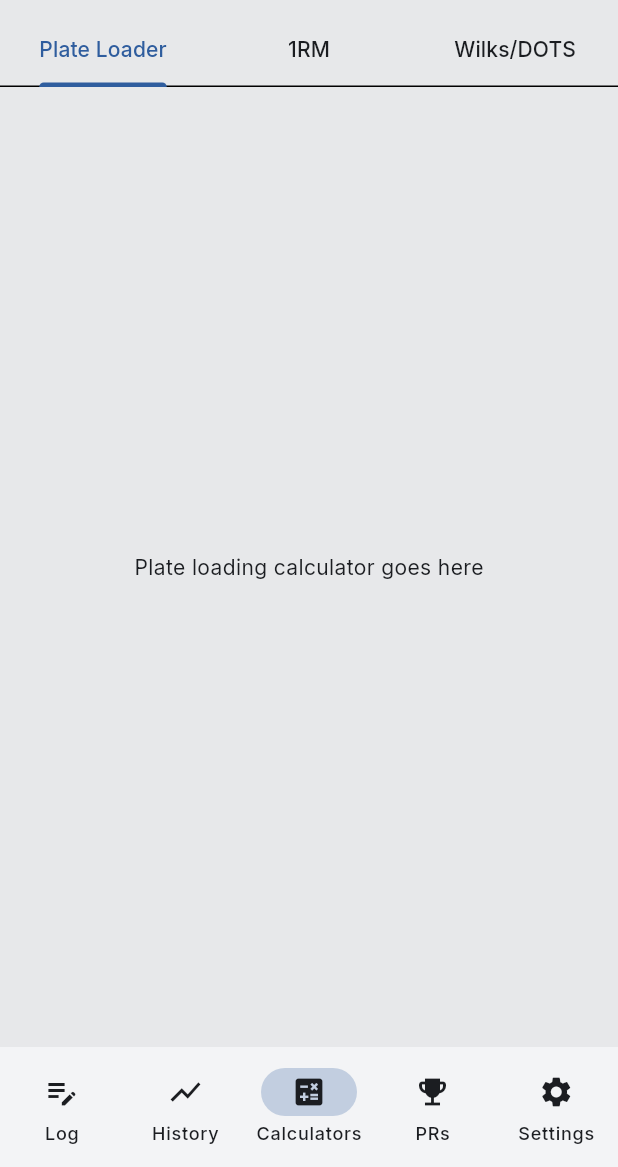
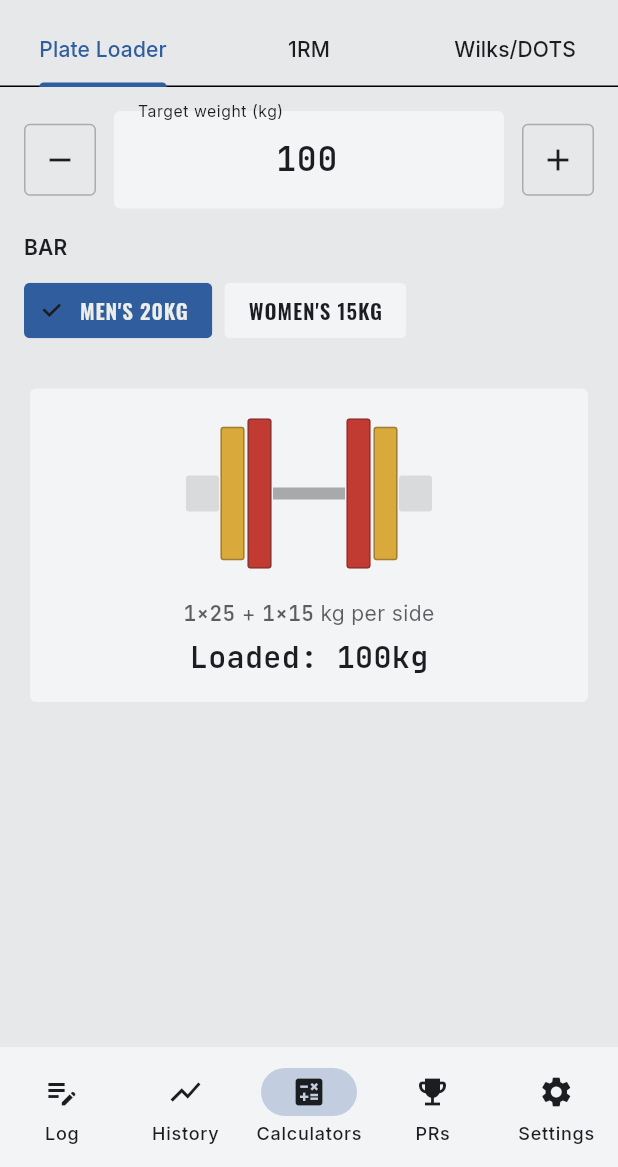
Before and after one commit to LoSSpyrou/powerlifting-tracker, a Flutter app: the screen it shows after launch, item 3 of the bottom bar chosen, on a phone screen of 412 x 824 dp, the part 69-1236 px from its top. Run offline on Flutter 3.47's test engine with Material 3 defaults, Android fonts, the phone set to English and light mode, and no system bars; our stand-ins replace drift, drift_flutter, fl_chart, flutter_riverpod, google_fonts; accounts and stored records are empty; generated files the repository leaves out were written again.

Commit message:
feat: build out Calculators screen with plate loader, 1RM, and Wilks/DOTS tabs
Replaces the three placeholder tabs with working UI on top of the new
calculation logic:
- Plate Loader draws a literal front-on barbell (heaviest plates
  innermost against the collar, real relative plate diameters,
  mirrored sides), with a stepper that snaps to loadable 2.5kg
  increments, horizontal scrolling for heavy loads that need more
  plates than fit on screen, and a sanity cap at 715kg (beyond any
  lift on record) enforced both in the input and the step buttons.
- 1RM reuses RpeSelector (now with a minRpe floor so it only offers
  RPE values the chart actually supports) and rounds the estimate to
  the nearest loadable weight instead of a raw float.
- Wilks/DOTS shows both scores side by side, DOTS emphasized as the
  current federation standard.

All three tabs keep their state alive across tab switches via
AutomaticKeepAliveClientMixin, since TabBarView disposes off-screen
tabs by default.

Co-Authored-By: Claude Sonnet 5 <noreply@anthropic.com>

```diff
--- a/lib/features/calculators/calculators_screen.dart
+++ b/lib/features/calculators/calculators_screen.dart
@@ -1,4 +1,8 @@
 import 'package:flutter/material.dart';
+
+import 'widgets/one_rep_max_tab.dart';
+import 'widgets/plate_loader_tab.dart';
+import 'widgets/wilks_dots_tab.dart';
 
 class CalculatorsScreen extends StatelessWidget {
   const CalculatorsScreen({super.key});
@@ -19,11 +23,7 @@ class CalculatorsScreen extends StatelessWidget {
           ),
         ),
         body: const TabBarView(
-          children: [
-            Center(child: Text('Plate loading calculator goes here')),
-            Center(child: Text('1RM estimator goes here')),
-            Center(child: Text('Wilks/DOTS calculator goes here')),
-          ],
+          children: [PlateLoaderTab(), OneRepMaxTab(), WilksDotsTab()],
         ),
       ),
     );
--- /dev/null
+++ b/lib/features/calculators/widgets/plate_bar_visual.dart
@@ -0,0 +1,106 @@
+import 'package:flutter/material.dart';
+
+import '../../../shared/theme/app_colors.dart';
+
+/// Draws a loaded barbell, front-on: sleeve, plates heaviest-innermost
+/// (the way they're actually loaded against the collar), a stretch of
+/// exposed knurled bar, then the mirrored plates and sleeve on the other
+/// side. Plate colors follow the same IPF ramp used for RPE; plate height
+/// follows real competition-plate diameters, so 25kg and 20kg plates are
+/// drawn the same height -- on a real platform they *are* the same
+/// diameter, distinguished only by color and thickness.
+class PlateBarVisual extends StatelessWidget {
+  const PlateBarVisual({super.key, required this.perSidePlates});
+
+  final List<double> perSidePlates;
+
+  // Keyed by kg*100 (rounded) -- `double` can't be a const map key, since
+  // it overrides `==`.
+  static const _heights = {
+    2500: 100.0,
+    2000: 100.0,
+    1500: 89.0,
+    1000: 72.0,
+    500: 50.0,
+    250: 43.0,
+    125: 38.0,
+  };
+
+  static const _colors = {
+    2500: AppColors.plateRed,
+    2000: AppColors.plateBlue,
+    1500: AppColors.plateYellow,
+    1000: AppColors.plateGreen,
+    500: AppColors.plateWhite,
+  };
+
+  static int _key(double kg) => (kg * 100).round();
+
+  @override
+  Widget build(BuildContext context) {
+    final theme = Theme.of(context);
+    final onSurface = theme.colorScheme.onSurface;
+    final outward = perSidePlates.reversed.toList();
+
+    Widget plate(double kg) {
+      final isSmallPlate = kg < 5;
+      return Padding(
+        padding: const EdgeInsets.symmetric(horizontal: 1),
+        child: Container(
+          width: isSmallPlate ? 10 : 16,
+          height: _heights[_key(kg)] ?? 50,
+          decoration: BoxDecoration(
+            color: _colors[_key(kg)] ?? theme.colorScheme.surface,
+            borderRadius: BorderRadius.circular(2),
+            border: Border.all(color: onSurface.withValues(alpha: 0.3)),
+          ),
+        ),
+      );
+    }
+
+    Widget sleeve() => Container(
+      width: 22,
+      height: 24,
+      decoration: BoxDecoration(
+        color: onSurface.withValues(alpha: 0.12),
+        borderRadius: BorderRadius.circular(2),
+      ),
+    );
+
+    Widget bar() => Container(
+      width: 48,
+      height: 8,
+      color: onSurface.withValues(alpha: 0.35),
+    );
+
+    final row = Row(
+      mainAxisSize: MainAxisSize.min,
+      crossAxisAlignment: CrossAxisAlignment.center,
+      children: [
+        sleeve(),
+        for (final kg in outward) plate(kg),
+        bar(),
+        for (final kg in perSidePlates) plate(kg),
+        sleeve(),
+      ],
+    );
+
+    // A heavy total can need more plates than fit in the available width --
+    // scroll horizontally instead of overflowing, but still center the bar
+    // when it's narrow enough to fit without scrolling.
+    return SizedBox(
+      height: 108,
+      child: LayoutBuilder(
+        builder: (context, constraints) {
+          return SingleChildScrollView(
+            scrollDirection: Axis.horizontal,
+            child: ConstrainedBox(
+              constraints: BoxConstraints(minWidth: constraints.maxWidth),
+              child: Center(child: row),
+            ),
+          );
+        },
+      ),
+    );
+  }
+}
--- /dev/null
+++ b/lib/features/calculators/widgets/plate_loader_tab.dart
@@ -0,0 +1,251 @@
+import 'package:flutter/material.dart';
+import 'package:flutter/services.dart';
+import 'package:google_fonts/google_fonts.dart';
+
+import '../../../shared/models/format_weight.dart';
+import '../../../shared/theme/app_typography.dart';
+import '../plate_math.dart';
+import 'plate_bar_visual.dart';
+
+/// Rejects an edit outright if it would parse to more than [max] -- keeps
+/// the field itself from ever holding an unloadable-in-practice weight,
+/// rather than accepting it and correcting after the fact.
+class _MaxValueFormatter extends TextInputFormatter {
+  const _MaxValueFormatter(this.max);
+
+  final double max;
+
+  @override
+  TextEditingValue formatEditUpdate(
+    TextEditingValue oldValue,
+    TextEditingValue newValue,
+  ) {
+    final parsed = double.tryParse(newValue.text);
+    if (parsed != null && parsed > max) return oldValue;
+    return newValue;
+  }
+}
+
+class PlateLoaderTab extends StatefulWidget {
+  const PlateLoaderTab({super.key});
+
+  @override
+  State<PlateLoaderTab> createState() => _PlateLoaderTabState();
+}
+
+class _PlateLoaderTabState extends State<PlateLoaderTab>
+    with AutomaticKeepAliveClientMixin {
+  final _weightController = TextEditingController(text: '100');
+  double _barWeight = kMensBarKg;
+
+  @override
+  bool get wantKeepAlive => true;
+
+  @override
+  void dispose() {
+    _weightController.dispose();
+    super.dispose();
+  }
+
+  /// Steps the target by the smallest loadable jump, snapping an
+  /// off-increment typed value (e.g. 97) onto the loadable grid first so a
+  /// single tap always lands on a weight you could actually put on the bar.
+  void _step(int direction) {
+    final current = double.tryParse(_weightController.text) ?? _barWeight;
+    var next =
+        roundToLoadable(current) + direction * kSmallestLoadableIncrementKg;
+    if (next < _barWeight) next = _barWeight;
+    if (next > kMaxPlateLoaderWeightKg) next = kMaxPlateLoaderWeightKg;
+    setState(() => _weightController.text = formatWeight(next));
+  }
+
+  @override
+  Widget build(BuildContext context) {
+    super.build(context);
+    final theme = Theme.of(context);
+    final onSurface = theme.colorScheme.onSurface;
+    final target = double.tryParse(_weightController.text) ?? 0;
+    final atMax = target >= kMaxPlateLoaderWeightKg;
+    final breakdown = calculatePlates(
+      targetWeight: target,
+      barWeight: _barWeight,
+    );
+    final numericStyle = AppTypography.numeric(
+      fontSize: 22,
+      color: theme.colorScheme.onSurface,
+    );
+
+    Widget stepButton(IconData icon, VoidCallback onTap) {
+      return InkWell(
+        onTap: onTap,
+        borderRadius: BorderRadius.circular(4),
+        child: Container(
+          width: 48,
+          height: 48,
+          alignment: Alignment.center,
+          decoration: BoxDecoration(
+            border: Border.all(color: onSurface.withValues(alpha: 0.3)),
+            borderRadius: BorderRadius.circular(4),
+          ),
+          child: Icon(icon, color: onSurface),
+        ),
+      );
+    }
+
+    return SingleChildScrollView(
+      padding: const EdgeInsets.all(16),
+      child: Column(
+        crossAxisAlignment: CrossAxisAlignment.stretch,
+        children: [
+          Row(
+            children: [
+              stepButton(Icons.remove, () => _step(-1)),
+              const SizedBox(width: 12),
+              Expanded(
+                child: TextFormField(
+                  controller: _weightController,
+                  style: numericStyle,
+                  textAlign: TextAlign.center,
+                  decoration: const InputDecoration(
+                    labelText: 'Target weight (kg)',
+                  ),
+                  keyboardType: const TextInputType.numberWithOptions(
+                    decimal: true,
+                  ),
+                  inputFormatters: [
+                    _MaxValueFormatter(kMaxPlateLoaderWeightKg),
+                  ],
+                  onChanged: (_) => setState(() {}),
+                ),
+              ),
+              if (!atMax) ...[
+                const SizedBox(width: 12),
+                stepButton(Icons.add, () => _step(1)),
+              ],
+            ],
+          ),
+          const SizedBox(height: 16),
+          Text('BAR', style: theme.textTheme.labelLarge),
+          const SizedBox(height: 8),
+          Wrap(
+            spacing: 8,
+            children: [
+              ChoiceChip(
+                label: Text(
+                  "MEN'S 20KG",
+                  style: GoogleFonts.oswald(
+                    fontWeight: FontWeight.w600,
+                    letterSpacing: 0.6,
+                  ),
+                ),
+                selected: _barWeight == kMensBarKg,
+                onSelected: (_) => setState(() => _barWeight = kMensBarKg),
+              ),
+              ChoiceChip(
+                label: Text(
+                  "WOMEN'S 15KG",
+                  style: GoogleFonts.oswald(
+                    fontWeight: FontWeight.w600,
+                    letterSpacing: 0.6,
+                  ),
+                ),
+                selected: _barWeight == kWomensBarKg,
+                onSelected: (_) => setState(() => _barWeight = kWomensBarKg),
+              ),
+            ],
+          ),
+          const SizedBox(height: 24),
+          Card(
+            child: Padding(
+              padding: const EdgeInsets.all(16),
+              child: Column(
+                children: [
+                  Center(
+                    child: PlateBarVisual(perSidePlates: breakdown.perSide),
+                  ),
+                  const SizedBox(height: 16),
+                  if (breakdown.perSide.isEmpty)
+                    Text(
+                      'No plates needed',
+                      style: theme.textTheme.bodyMedium?.copyWith(
+                        color: theme.colorScheme.onSurface.withValues(
+                          alpha: 0.7,
+                        ),
+                      ),
+                      textAlign: TextAlign.center,
+                    )
+                  else
+                    Text.rich(
+                      TextSpan(
+                        style: theme.textTheme.bodyMedium?.copyWith(
+                          color: theme.colorScheme.onSurface.withValues(
+                            alpha: 0.7,
+                          ),
+                        ),
+                        children: [
+                          ..._breakdownSpans(breakdown.perSide, theme),
+                          const TextSpan(text: ' kg per side'),
+                        ],
+                      ),
+                      textAlign: TextAlign.center,
+                    ),
+                  const SizedBox(height: 4),
+                  Text.rich(
+                    TextSpan(
+                      style: AppTypography.numeric(
+                        fontSize: 20,
+                        color: theme.colorScheme.onSurface,
+                      ),
+                      children: [
+                        const TextSpan(text: 'Loaded: '),
+                        TextSpan(
+                          text: '${formatWeight(breakdown.achievedTotal)}kg',
+                        ),
+                      ],
+                    ),
+                  ),
+                  if ((breakdown.achievedTotal - target).abs() > 0.01)
+                    Padding(
+                      padding: const EdgeInsets.only(top: 4),
+                      child: Text(
+                        "Closest loadable weight -- can't hit "
+                        '${formatWeight(target)}kg exactly with standard '
+                        'plates',
+                        style: theme.textTheme.bodyMedium?.copyWith(
+                          color: theme.colorScheme.error,
+                        ),
+                        textAlign: TextAlign.center,
+                      ),
+                    ),
+                ],
+              ),
+            ),
+          ),
+        ],
+      ),
+    );
+  }
+
+  List<InlineSpan> _breakdownSpans(List<double> perSide, ThemeData theme) {
+    final counts = <double, int>{};
+    for (final plate in perSide) {
+      counts[plate] = (counts[plate] ?? 0) + 1;
+    }
+    final numericStyle = AppTypography.numeric(
+      fontSize: 14,
+      color: theme.colorScheme.onSurface.withValues(alpha: 0.7),
+    );
+
+    final spans = <InlineSpan>[];
+    for (final entry in counts.entries) {
+      if (spans.isNotEmpty) spans.add(const TextSpan(text: ' + '));
+      spans.add(
+        TextSpan(
+          text: '${entry.value}×${formatWeight(entry.key)}',
+          style: numericStyle,
+        ),
+      );
+    }
+    return spans;
+  }
+}
```
Also changed, not shown: lib/features/calculators/widgets/one_rep_max_tab.dart (added, +131 -0 lines), lib/features/calculators/widgets/wilks_dots_tab.dart (added, +168 -0 lines), lib/features/log/widgets/rpe_selector.dart (+15 -2 lines).
